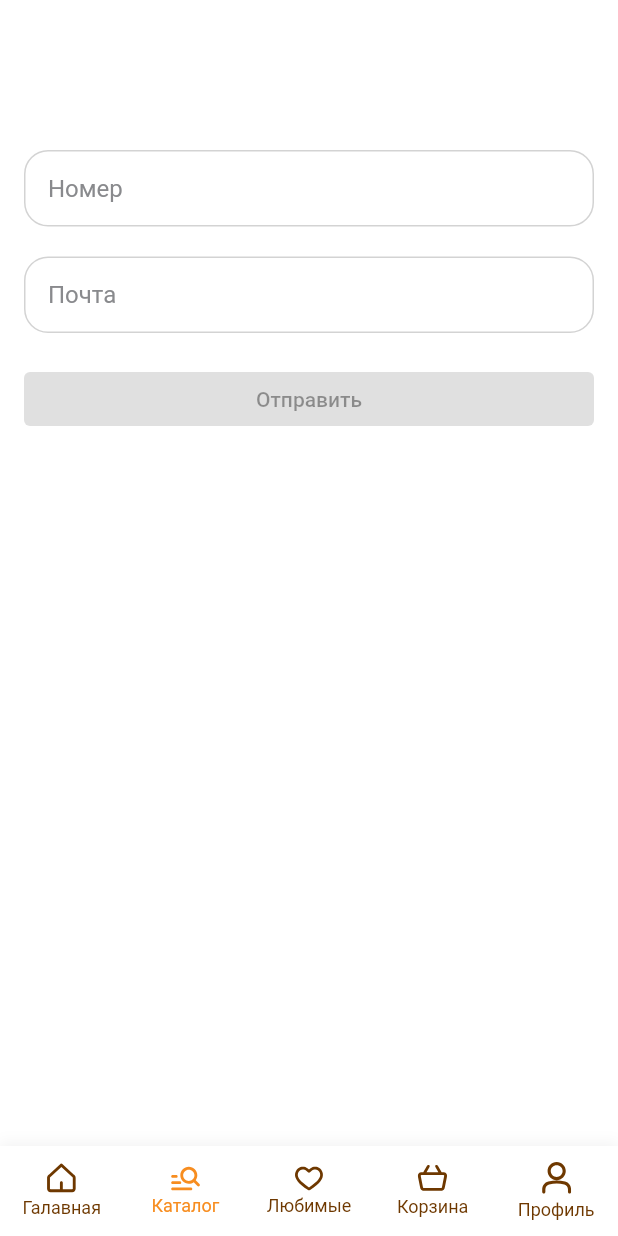
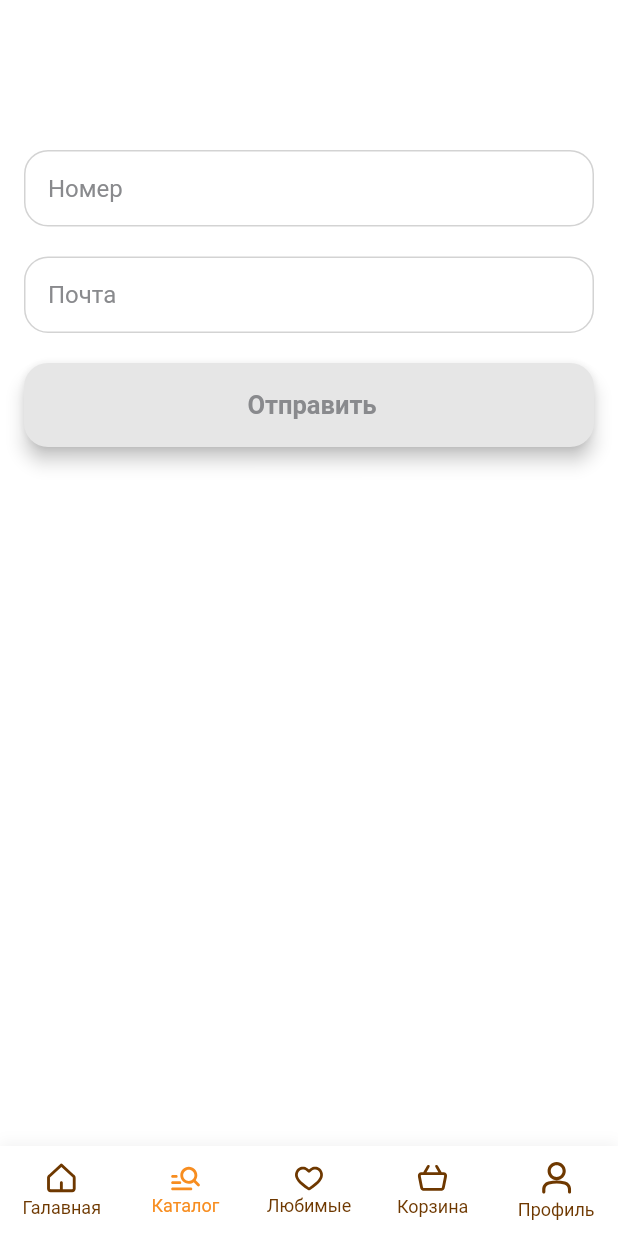
Before and after one commit to ArrGagiev/bread, a Flutter app: the screen it shows after launch, item 2 of the bottom bar chosen, on a phone screen of 412 x 824 dp. Run offline on Flutter 3.47's test engine with Material 3 defaults, Android fonts, the phone set to English and light mode, and no system bars; drawn by our look-alikes of persistent_bottom_nav_bar_v2; our stand-ins replace badges, dotted_border, flutter_svg; statements that could not run were skipped; project files that could hold a hidden picture were left out.

Commit message:
изменил структуру папок

```diff
--- a/lib/core/widgets/text_form/text_form_field.dart
+++ b/lib/core/widgets/text_form/text_form_field.dart
@@ -74,8 +74,6 @@ class _AppTextFormState extends State<AppTextForm> {
           }
           break;
         default:
-          // _showErrorIcon = false; // Сбросить флаг ошибки
-          // // widget.onValidation!(_showErrorIcon); // Вызов коллбека
           return null;
       }
     }
--- a/lib/features/pages/catalog/catalog_page.dart
+++ b/lib/presentation/pages/catalog/catalog_page.dart
@@ -1,5 +1,6 @@
 import 'dart:developer';
 
+import 'package:bread/core/widgets/buttons/primary_button.dart';
 import 'package:bread/core/widgets/text_form/text_form_field.dart';
 import 'package:flutter/material.dart';
 
@@ -63,9 +64,9 @@ class _CatalogPageState extends State<CatalogPage> {
           SliverToBoxAdapter(
             child: Padding(
               padding: const EdgeInsets.symmetric(horizontal: 16),
-              child: ElevatedButton(
+              child: PrimaryButton(
+                title: 'Отправить',
                 onPressed: isValidNumber && isValidEmail ? () => log('Отправилось') : null,
-                child: const Text('Отправить'),
               ),
             ),
           ),
--- a/lib/features/pages/main/widgets/appbar/appbar.dart
+++ b/lib/presentation/pages/main/widgets/appbar/appbar.dart
@@ -1,5 +1,5 @@
-import 'package:bread/features/pages/main/widgets/appbar/appbar_search_field.dart';
-import 'package:bread/features/pages/main/widgets/appbar/appbar_icon_button.dart';
+import 'package:bread/presentation/pages/main/widgets/appbar/appbar_search_field.dart';
+import 'package:bread/presentation/pages/main/widgets/appbar/appbar_icon_button.dart';
 import 'package:bread/core/widgets/badge/badge.dart';
 import 'package:flutter/material.dart';
 
```
Also changed, not shown: lib/core/bottom_nav_bar/bottom_nav_bar.dart (+5 -5 lines), lib/presentation/pages/main/main_page.dart (renamed from lib/features/pages/main/main_page.dart, +4 -4 lines), lib/presentation/pages/basket/basket_page.dart (renamed from lib/features/pages/basket/basket_page.dart), lib/presentation/pages/favourite/favourite_page.dart (renamed from lib/features/pages/favourite/favourite_page.dart), lib/presentation/pages/main/widgets/appbar/appbar_icon_button.dart (renamed from lib/features/pages/main/widgets/appbar/appbar_icon_button.dart), lib/presentation/pages/main/widgets/appbar/appbar_search_field.dart (renamed from lib/features/pages/main/widgets/appbar/appbar_search_field.dart), lib/presentation/pages/main/widgets/main_basic/interesting_cards.dart (renamed from lib/features/pages/main/widgets/main_basic/interesting_cards.dart), lib/presentation/pages/main/widgets/main_basic/popular_cards.dart (renamed from lib/features/pages/main/widgets/main_basic/popular_cards.dart), lib/presentation/pages/main/widgets/main_basic/product_cards.dart (renamed from lib/features/pages/main/widgets/main_basic/product_cards.dart), lib/presentation/pages/profile/profile_page.dart (renamed from lib/features/pages/profile/profile_page.dart).
